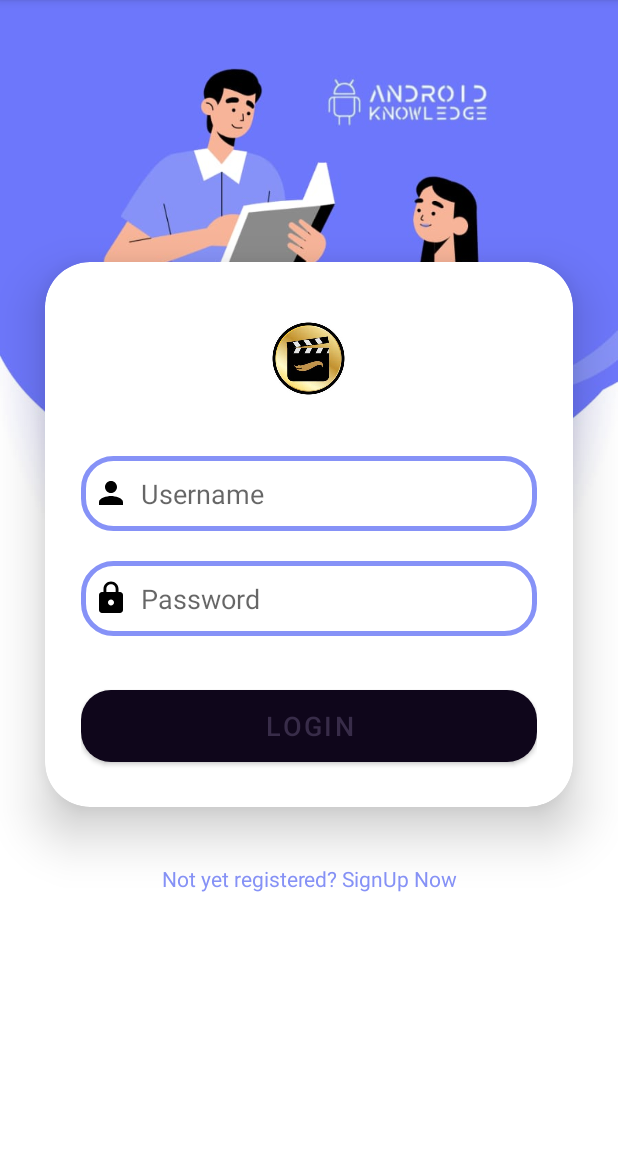
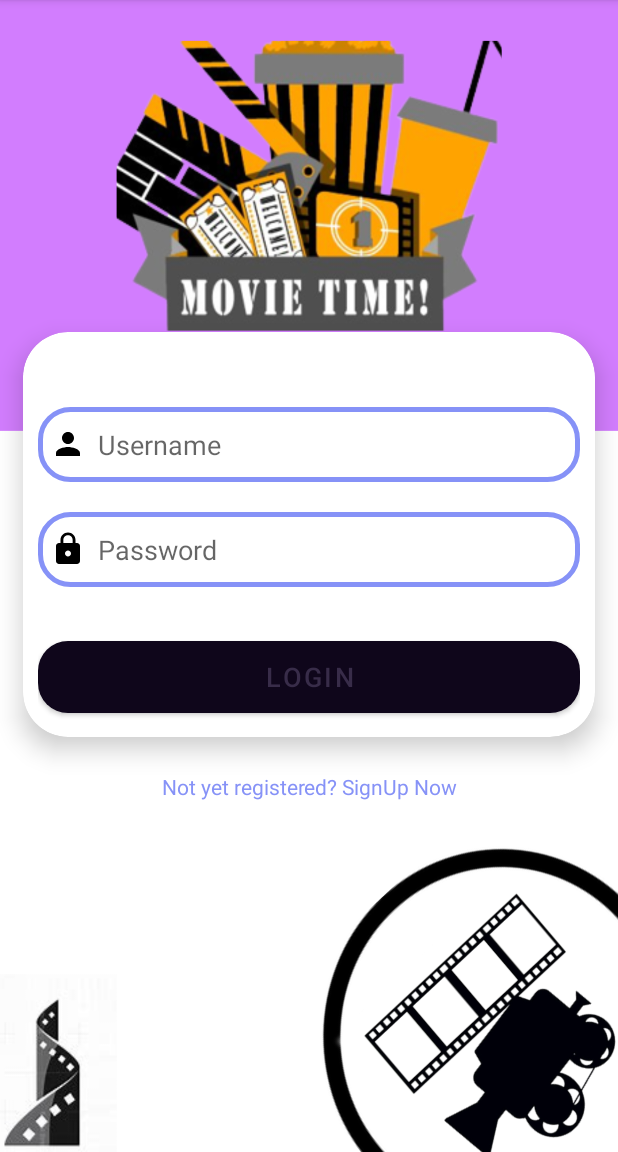
Before and after one commit to SitiJubaidahmunthe/AplicatonMovie, an Android app: the screen it shows after launch (MainActivity), on a phone screen of 412 x 824 dp, the part 84-1236 px from its top. Run offline under Robolectric (Android 15) with nearby library versions, the light colour scheme and no system bars.

Commit message:
Siti Jubaidah Munthe : Halaman Login

```diff
--- a/app/src/main/res/layout/activity_main.xml
+++ b/app/src/main/res/layout/activity_main.xml
@@ -8,68 +8,61 @@
     android:layout_height="match_parent"
     android:orientation="vertical"
     android:gravity="center"
-    android:background="@drawable/movie"
+    android:background="@drawable/bg1"
     tools:context=".MainActivity">
 
 
     <androidx.cardview.widget.CardView
         android:layout_width="match_parent"
         android:layout_height="wrap_content"
-        android:layout_margin="30dp"
+        android:layout_margin="15dp"
         app:cardCornerRadius="30dp"
-        app:cardElevation="20dp"
-        android:background="@drawable/bg">
+        app:cardElevation="10dp"
+        android:background="@drawable/bg1">
 
         <LinearLayout
             android:layout_width="match_parent"
             android:layout_height="wrap_content"
+            android:layout_gravity="center_horizontal"
             android:orientation="vertical"
-            android:layout_gravity="center_horizontal"
-            android:padding="24dp">
+            android:padding="10dp">
 
 
-            <ImageView
-                android:layout_width="50dp"
-                android:layout_height="50dp"
-                android:src="@drawable/cinema"
-                android:layout_gravity="center"
-                android:layout_marginTop="15dp"/>
-
-            <EditText
+        <EditText
+                android:id="@+id/username"
                 android:layout_width="match_parent"
                 android:layout_height="50dp"
-                android:id="@+id/username"
+                android:layout_marginTop="40dp"
                 android:background="@drawable/bg"
                 android:drawableLeft="@drawable/ic_baseline_person_24"
                 android:drawablePadding="8dp"
                 android:hint="Username"
                 android:padding="8dp"
                 android:textColor="@color/black"
-                android:textColorHighlight="@color/cardview_dark_background"
-                android:layout_marginTop="40dp"/>
+                android:textColorHighlight="@color/cardview_dark_background" />
 
             <EditText
+                android:id="@+id/password"
                 android:layout_width="match_parent"
                 android:layout_height="50dp"
-                android:id="@+id/password"
+                android:layout_marginTop="20dp"
                 android:background="@drawable/bg"
                 android:drawableLeft="@drawable/ic_baseline_lock_24"
                 android:drawablePadding="8dp"
                 android:hint="Password"
+                android:inputType="textPassword"
                 android:padding="8dp"
-                android:inputType="textPassword"
                 android:textColor="@color/black"
-                android:textColorHighlight="@color/cardview_dark_background"
-                android:layout_marginTop="20dp"/>
+                android:textColorHighlight="@color/cardview_dark_background" />
 
             <Button
+                android:id="@+id/loginButton"
                 android:layout_width="match_parent"
                 android:layout_height="60dp"
-                android:id="@+id/loginButton"
+                android:layout_marginTop="30dp"
                 android:text="Login"
                 android:textSize="18sp"
-                android:layout_marginTop="30dp"
-                app:cornerRadius = "20dp"/>
+                app:cornerRadius="20dp" />
         </LinearLayout>
     </androidx.cardview.widget.CardView>
 
```
Also changed, not shown: app/src/main/res/drawable-v24/bg1.png (added), app/src/main/res/drawable-v24/movie.jpeg (deleted).
